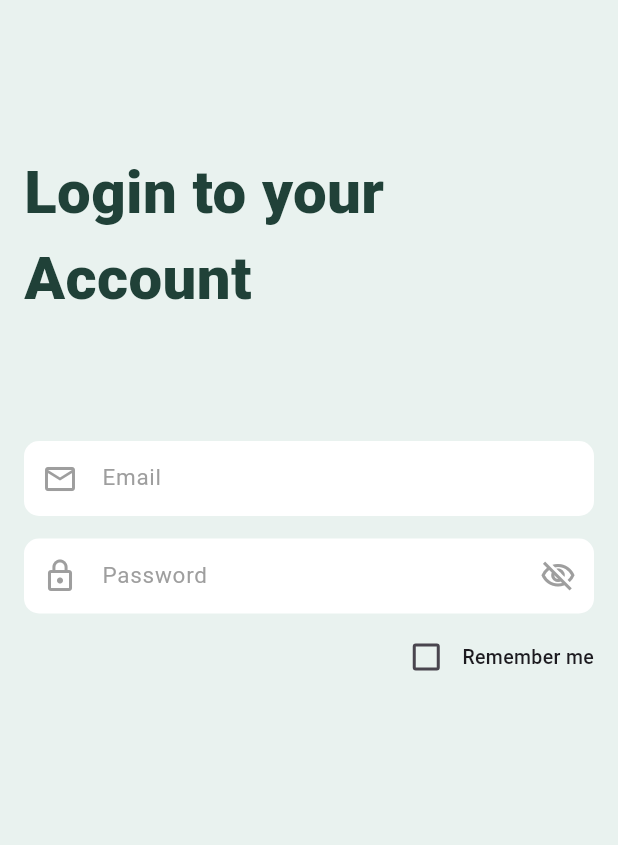
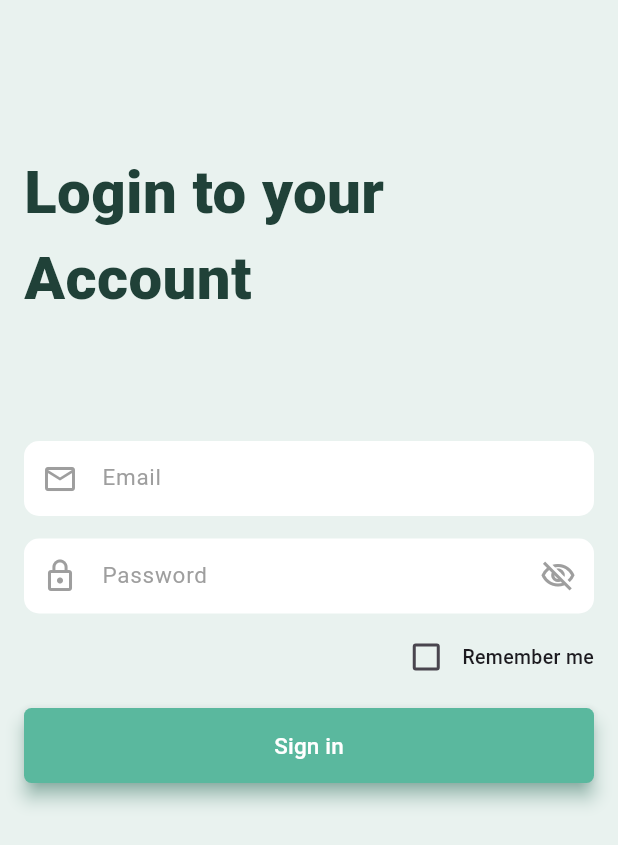
Before and after one commit to Maskil-evey/Group_A, a Flutter app: the screen it shows after launch, on a phone screen of 412 x 824 dp. Shown: the top 845 px of the screen. Run offline on Flutter 3.47's test engine with Material 3 defaults, Android fonts, the phone set to English and light mode, and no system bars; our stand-ins replace google_fonts.

Commit message:
exdo commit

```diff
--- a/lib/login.dart
+++ b/lib/login.dart
@@ -113,6 +113,26 @@ class _LoginViewState extends State<LoginView> {
                   ),
                 ],
               ),
+               const SizedBox(
+                height: 10,
+              ),
+              Container(
+                width: double.infinity,
+                height: 50,
+                child: ElevatedButton(
+                  onPressed: () {},
+                  style: ElevatedButton.styleFrom(
+                      shadowColor: Color.fromARGB(255, 90, 184, 158),
+                      elevation: 5,
+                      backgroundColor: Color.fromARGB(255, 90, 184, 158),
+                      shape: RoundedRectangleBorder(
+                          borderRadius: BorderRadius.circular(5))),
+                  child: const Text(
+                    'Sign in',
+                    style: TextStyle(color: Colors.white, fontSize: 15),
+                  ),
+                ),
+              ),
 
             ],
           ),
```
